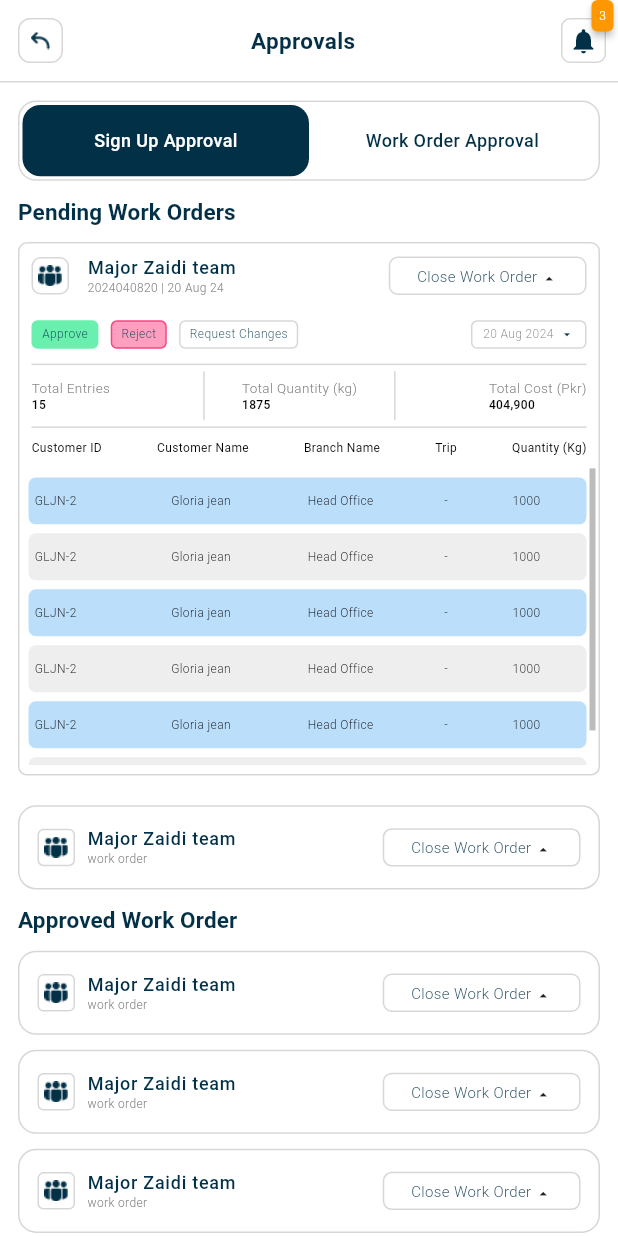
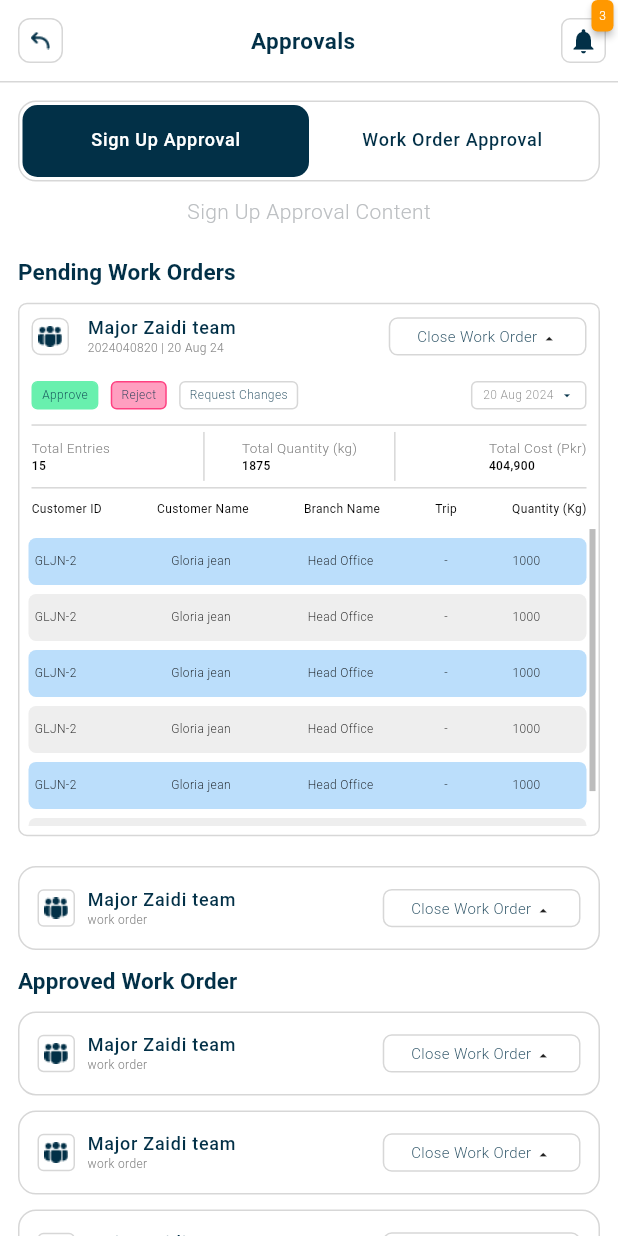
Before and after one commit to Muradali-786/test_task, a Flutter app: the screen it shows after launch, on a phone screen of 412 x 824 dp. Run offline on Flutter 3.47's test engine with Material 3 defaults, Android fonts, the phone set to English and light mode, and no system bars; drawn by our look-alikes of badges.

```diff
--- a/lib/view/home/home.dart
+++ b/lib/view/home/home.dart
@@ -32,7 +32,8 @@ class _HomeState extends State<Home> {
               mainAxisAlignment: MainAxisAlignment.start,
               crossAxisAlignment: CrossAxisAlignment.start,
               children: [
-                const CustomToggleSwitch(),
+                const CustomTabBar(),
+
                 SizedBox(height: SizeConfig.screenHeight * 0.012),
                 const CustomTitleText(titleText: 'Pending Work Orders'),
                 SizedBox(height: SizeConfig.screenHeight * 0.012),
--- a/lib/view/home/widget/custom_toggle_switch.dart
+++ b/lib/view/home/widget/custom_toggle_switch.dart
@@ -1,86 +1,73 @@
-
 import 'package:flutter/material.dart';
 import 'package:test_task/configs/size_config.dart';
 
 import '../../../configs/color/app_color.dart';
 
-
-
-class CustomToggleSwitch extends StatefulWidget {
-  const CustomToggleSwitch({super.key});
+class CustomTabBar extends StatefulWidget {
+  const CustomTabBar({super.key});
 
   @override
-  _CustomToggleSwitchState createState() => _CustomToggleSwitchState();
+  State<CustomTabBar> createState() => _CustomTabBarState();
 }
 
-class _CustomToggleSwitchState extends State<CustomToggleSwitch> {
-  bool isSignUpApprovalSelected = true;
+class _CustomTabBarState extends State<CustomTabBar>
+    with SingleTickerProviderStateMixin {
+  late TabController _tabController;
+  @override
+  void initState() {
+    super.initState();
+    _tabController = TabController(length: 2, vsync: this);
+  }
+
+  @override
+  void dispose() {
+    _tabController.dispose();
+    super.dispose();
+  }
 
   @override
   Widget build(BuildContext context) {
     SizeConfig().init(context);
-    return Container(
-      height: SizeConfig.screenHeight * 0.065,
-      width: double.infinity,
+
+    return Column(
+      children: [
+        Container(
+          height: 54,
           padding: const EdgeInsets.all(2),
           decoration: BoxDecoration(
-        color: kWhite, // Background color
+            color: kWhite,
             borderRadius: BorderRadius.circular(12),
             border: Border.all(color: kGrey),
           ),
-      child: Row(
-        mainAxisAlignment: MainAxisAlignment.spaceBetween,
-        children: [
-          Expanded(
-            child: GestureDetector(
-              onTap: () {
-                setState(() {
-                  isSignUpApprovalSelected = true;
-                });
-              },
-              child: Container(
-                decoration: BoxDecoration(
-                  color: isSignUpApprovalSelected ?kSecondry : kWhite,
-                  borderRadius: BorderRadius.circular(12),
+          child: TabBar(
+            controller: _tabController,
+            indicator: BoxDecoration(
+              color: kSecondry,
+              borderRadius: BorderRadius.circular(10),
             ),
-                alignment: Alignment.center,
-                child: Text(
-                  'Sign Up Approval',
-                  style: TextStyle(
+            labelColor: kWhite,
+            unselectedLabelColor: kSecondry,
+            labelStyle: const TextStyle(
               fontSize: 12,
-                    color: isSignUpApprovalSelected ? kWhite : kSecondry,
               fontWeight: FontWeight.w500,
             ),
+            tabs: const [
+              Tab(text: 'Sign Up Approval'),
+              Tab(text: 'Work Order Approval'),
+            ],
           ),
         ),
-            ),
-          ),
-          Expanded(
-            child: GestureDetector(
-              onTap: () {
-                setState(() {
-                  isSignUpApprovalSelected = false;
-                });
-              },
-              child: Container(
-                decoration: BoxDecoration(
-                  color: !isSignUpApprovalSelected ? kSecondry: kWhite,
-                  borderRadius: BorderRadius.circular(12),
-                ),
-                alignment: Alignment.center,
-                child: Text(
-                  'Work Order Approval',
-                  style: TextStyle(
-                    fontSize: 12,
-                    color: !isSignUpApprovalSelected ? kWhite : kSecondry,
-                    fontWeight: FontWeight.w500,
-                  ),
-                ),
-              ),
-            ),
-          ),
+        SizedBox(
+          height: 40,
+          child: TabBarView(
+            controller: _tabController,
+            children: const [
+              Center(child: Text('Sign Up Approval Content')),
+              Center(child: Text('Work Order Approval Content')),
             ],
           ),
+        )
+      ],
     );
   }
 }
--- a/pubspec.yaml
+++ b/pubspec.yaml
@@ -67,7 +67,6 @@ flutter:
   #   - images/a_dot_ham.jpeg
 
   assets:
-    - assets/images/
     - assets/icons/
 
   # An image asset can refer to one or more resolution-specific "variants", see
```
Lines whose indentation alone changed are shown as unchanged.
